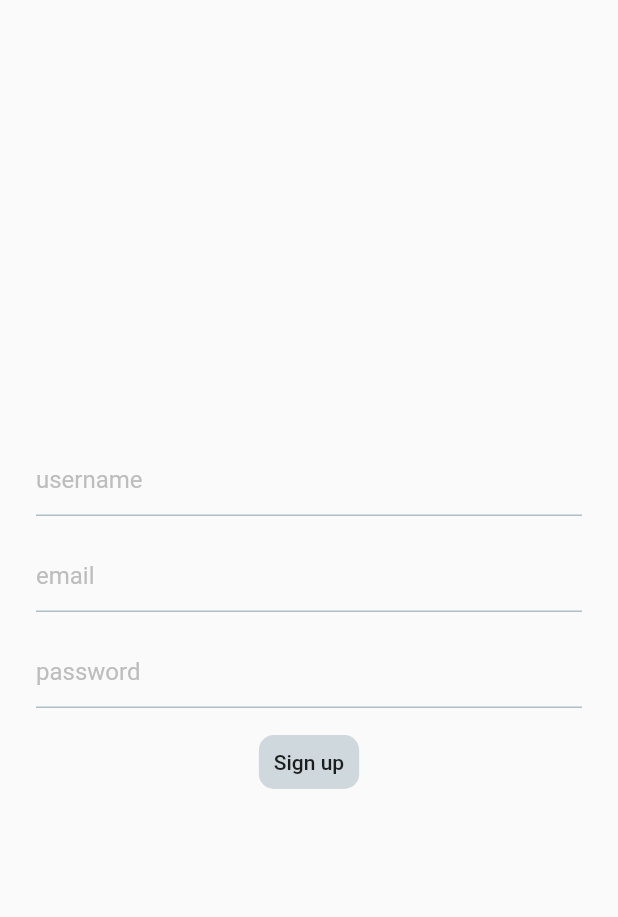
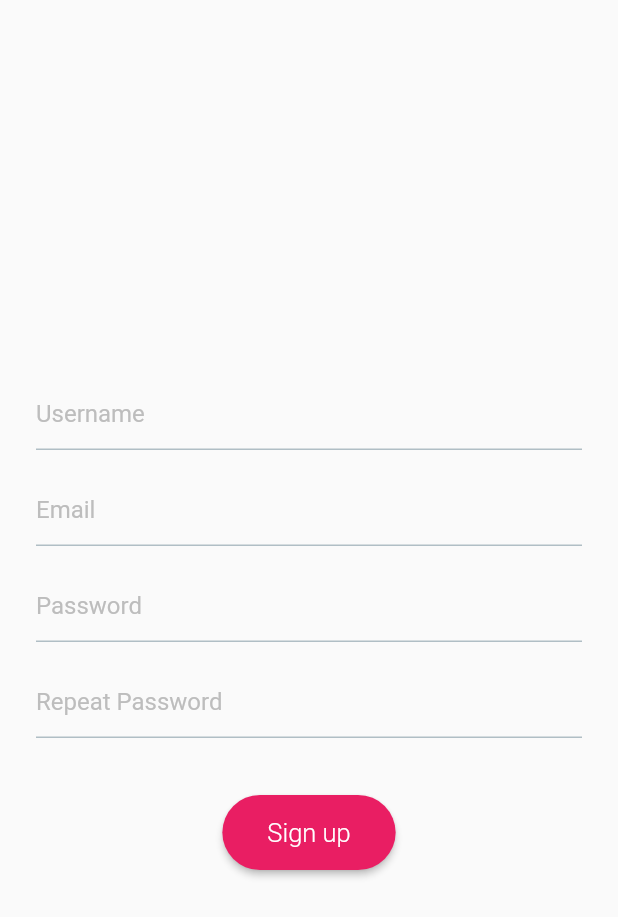
Before and after one commit to jdebecka/movies_flutter, a Flutter app: the SignUpForm widget shown alone on an empty page, opened directly, on a phone screen of 412 x 824 dp. Shown: the top 917 px of the screen. Run offline on Flutter 3.47's test engine with Material 2 defaults, Android fonts, the phone set to English and light mode, and no system bars; our stand-ins replace camera, firebase_auth, flutter_spinkit, flutter_svg, google_maps_flutter; accounts and stored records are empty; network calls fail.

Commit message:
Merged UI to master

```diff
--- a/lib/screens/login/sign_up_screen.dart
+++ b/lib/screens/login/sign_up_screen.dart
@@ -1,27 +1,25 @@
-import 'package:firebase_auth/firebase_auth.dart';
 import 'package:flutter/cupertino.dart';
 import 'package:flutter/material.dart';
 
 class SignUpScreen extends StatelessWidget {
   @override
   Widget build(BuildContext context) {
-    void _signInButtonPressed() {}
     return Scaffold(
-      appBar: AppBar(
-        title: Text(
-        'Sign up',
-        style: TextStyle(
-          color: Colors.grey[400],
-          fontSize: 40,
-        ),
-      ),
-      ),
-      backgroundColor: Colors.grey[200],
+      backgroundColor: Colors.white,
       body: Container(
         child: Column(
             mainAxisAlignment: MainAxisAlignment.center,
             crossAxisAlignment: CrossAxisAlignment.center,
             children: [
+              Center(
+                child: Text(
+                  'Sign Up',
+                  style: TextStyle(
+                    fontSize: 30,
+                    color: Colors.pink,
+                  ),
+                ),
+              ),
               SignUpForm(),
             ]),
       ),
@@ -38,7 +36,6 @@ class _SignUpFormState extends State<SignUpForm> {
   final _usernameTextController = TextEditingController();
   final _emailTextController = TextEditingController();
   final _passwordTextController = TextEditingController();
-  final _auth = FirebaseAuth.instance;
   var buttonEnabled = false;
   var username = "";
   var email = "";
@@ -50,8 +47,9 @@ class _SignUpFormState extends State<SignUpForm> {
     }
     return false;
   }
+
   bool _usernameIsValid() {
-    if (username.contains("@") || username.contains(".com")){
+    if (username.contains("@") || username.contains(".com")) {
       return false;
     }
     if (username.length == 0 || username.contains(" ")) {
@@ -74,15 +72,15 @@ class _SignUpFormState extends State<SignUpForm> {
     try {
       print(email);
       print(password);
-      final newUser = await _auth.createUserWithEmailAndPassword(email: email, password: password);
       int count = 0;
       Navigator.of(context).popUntil((_) => count++ >= 2);
       print("success");
-    } catch (e){
+    } catch (e) {
       print("whoops something went wrong");
       print(e);
     }
   }
+
   @override
   Widget build(BuildContext context) {
     return Container(
@@ -99,7 +97,7 @@ class _SignUpFormState extends State<SignUpForm> {
               },
               controller: _usernameTextController,
               decoration: InputDecoration(
-                hintText: 'username',
+                hintText: 'Username',
                 hintStyle: TextStyle(color: Colors.grey[400]),
                 enabledBorder: UnderlineInputBorder(
                   borderSide: BorderSide(color: Colors.blueGrey[200]),
@@ -122,7 +120,7 @@ class _SignUpFormState extends State<SignUpForm> {
               },
               controller: _emailTextController,
               decoration: InputDecoration(
-                hintText: 'email',
+                hintText: 'Email',
                 hintStyle: TextStyle(color: Colors.grey[400]),
                 enabledBorder: UnderlineInputBorder(
                   borderSide: BorderSide(color: Colors.blueGrey[200]),
@@ -146,7 +144,7 @@ class _SignUpFormState extends State<SignUpForm> {
               obscureText: true,
               controller: _passwordTextController,
               decoration: InputDecoration(
-                hintText: 'password',
+                hintText: 'Password',
                 hintStyle: TextStyle(color: Colors.grey[400]),
                 enabledBorder: UnderlineInputBorder(
                   borderSide: BorderSide(color: Colors.blueGrey[200]),
@@ -160,18 +158,47 @@ class _SignUpFormState extends State<SignUpForm> {
               ),
             ),
           ),
-          FlatButton(
-            onPressed: () {
-              _signUpWithFirebase();
-            },
-            padding: EdgeInsets.all(10),
-            child: Container(
-              decoration: new BoxDecoration(
-                borderRadius: BorderRadius.all(Radius.circular(10)),
-                color: buttonEnabled ? Colors.blue[100] : Colors.blueGrey[100],
+          Padding(
+            padding: EdgeInsets.fromLTRB(24.0, 8.0, 24.0, 8.0),
+            child: TextField(
+              onChanged: (password) {
+                this.password = password;
+                _enableButtonIfPossible();
+              },
+              obscureText: true,
+              controller: _passwordTextController,
+              decoration: InputDecoration(
+                hintText: 'Repeat Password',
+                hintStyle: TextStyle(color: Colors.grey[400]),
+                enabledBorder: UnderlineInputBorder(
+                  borderSide: BorderSide(color: Colors.blueGrey[200]),
+                ),
+                focusedBorder: UnderlineInputBorder(
+                  borderSide: BorderSide(color: Colors.blueGrey[900]),
+                ),
               ),
-              padding: EdgeInsets.all(10),
-              child: Text('Sign up'),
+              style: TextStyle(
+                color: Colors.blueGrey[600],
+              ),
+            ),
+          ),
+          Container(
+            margin: EdgeInsets.only(top: 30.0),
+            child: ButtonTheme(
+              shape: RoundedRectangleBorder(
+                  borderRadius: BorderRadius.circular(40)),
+              child: RaisedButton(
+                onPressed: () {
+                  _signUpWithFirebase();
+                },
+                color: Colors.pink,
+                padding: EdgeInsets.fromLTRB(30.0, 15.0, 30.0, 15.0),
+                child: Text('Sign up',
+                    style: TextStyle(
+                        color: Colors.white,
+                        fontSize: 17.0,
+                        fontWeight: FontWeight.w300)),
+              ),
             ),
           ),
         ],
```
